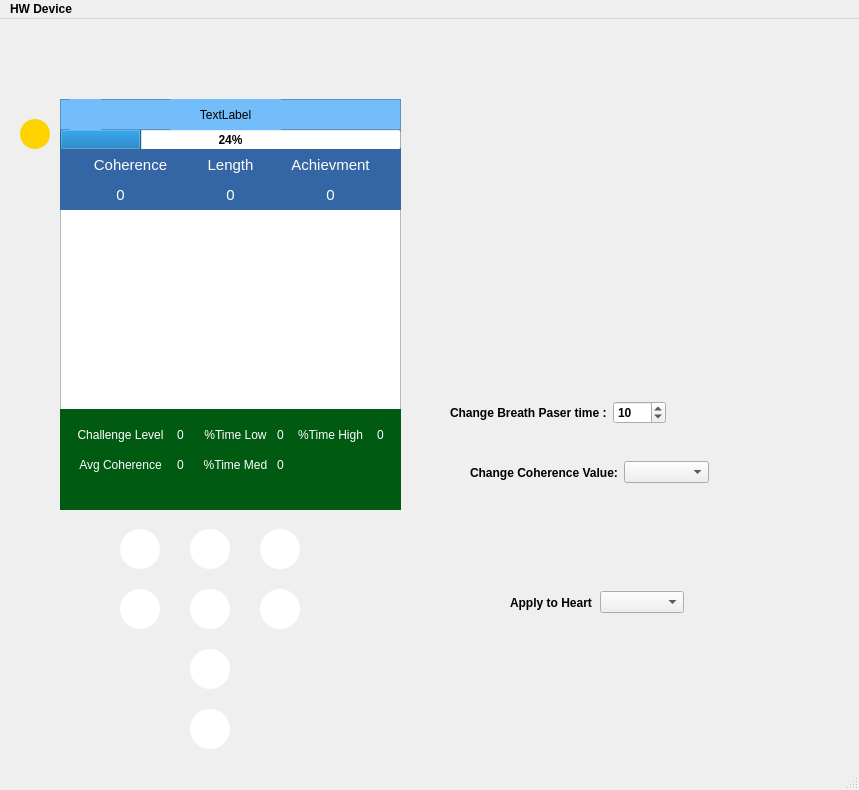
Above: Team13-HeartWave/mainwindow.ui from bradyhoard/Team13-HeartWave before the change. Below: the same form after it.
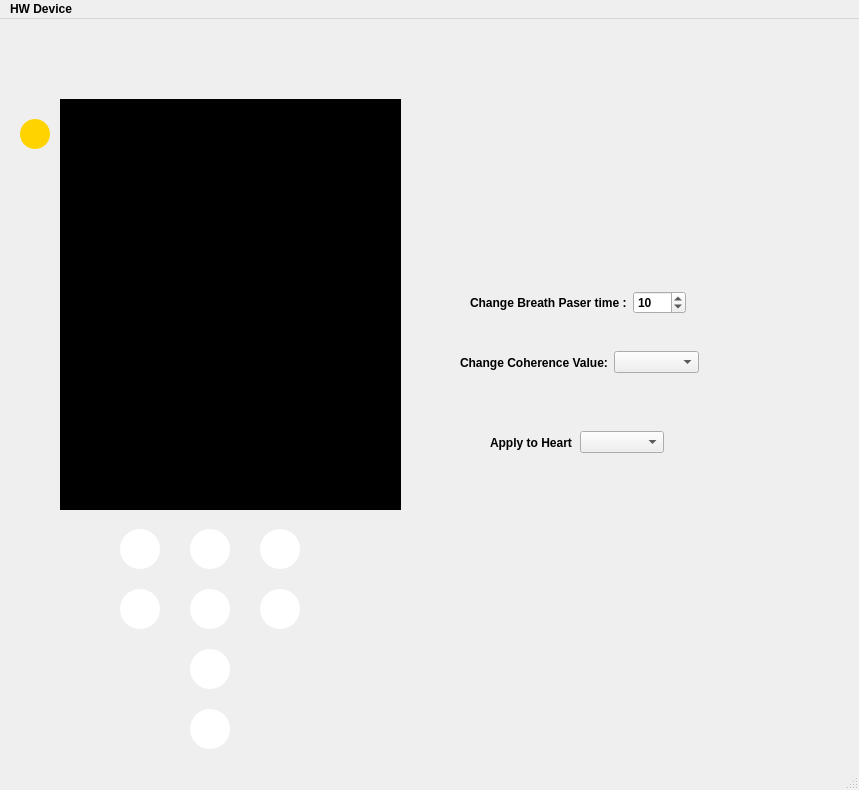
That is the form after the change. Icons and pictures are not drawn. Custom widgets are drawn as their Qt base class.

Commit message: graph data now generates and user can switch between the coherence states to change which data is being shown

Diff of the .ui file:
```diff
--- a/Team13-HeartWave/mainwindow.ui
+++ b/Team13-HeartWave/mainwindow.ui
@@ -605,8 +605,8 @@
    <widget class="QWidget" name="layoutWidget">
     <property name="geometry">
      <rect>
-      <x>450</x>
-      <y>380</y>
+      <x>470</x>
+      <y>270</y>
       <width>216</width>
       <height>28</height>
      </rect>
@@ -637,8 +637,8 @@
    <widget class="QWidget" name="layoutWidget">
     <property name="geometry">
      <rect>
-      <x>470</x>
-      <y>440</y>
+      <x>460</x>
+      <y>330</y>
       <width>239</width>
       <height>27</height>
      </rect>
@@ -659,8 +659,8 @@
    <widget class="QWidget" name="layoutWidget">
     <property name="geometry">
      <rect>
-      <x>510</x>
-      <y>570</y>
+      <x>490</x>
+      <y>410</y>
       <width>174</width>
       <height>27</height>
      </rect>
@@ -678,13 +678,13 @@
      </item>
     </layout>
    </widget>
-   <widget class="QWidget" name="ballPacerPlaceHold" native="true">
+   <widget class="QWidget" name="ballPacerWidget" native="true">
     <property name="geometry">
      <rect>
       <x>60</x>
-      <y>410</y>
+      <y>390</y>
       <width>341</width>
-      <height>81</height>
+      <height>101</height>
      </rect>
     </property>
     <property name="styleSheet">
@@ -959,7 +959,6 @@
    <zorder>layoutWidget</zorder>
    <zorder>layoutWidget</zorder>
    <zorder>layoutWidget</zorder>
-   <zorder>powerOffView</zorder>
    <zorder>mainList</zorder>
    <zorder>upButton</zorder>
    <zorder>downButton</zorder>
@@ -973,9 +972,10 @@
    <zorder>batteryProgress</zorder>
    <zorder>menuFrame</zorder>
    <zorder>parametersViewWidget</zorder>
-   <zorder>ballPacerPlaceHold</zorder>
+   <zorder>ballPacerWidget</zorder>
    <zorder>customPlot</zorder>
    <zorder>summaryWidget</zorder>
+   <zorder>powerOffView</zorder>
   </widget>
   <widget class="QMenuBar" name="menubar">
    <property name="geometry">
```
The commit also changes 2 other files.
